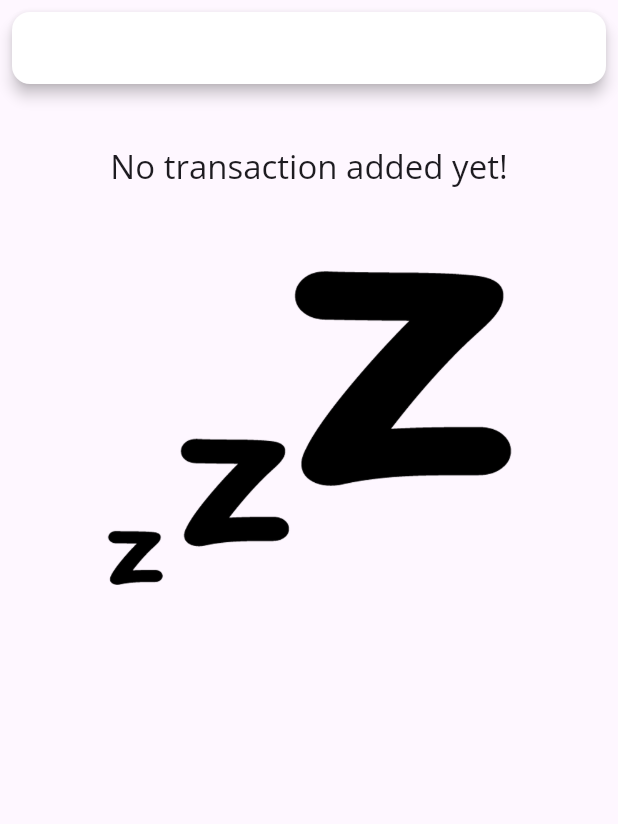
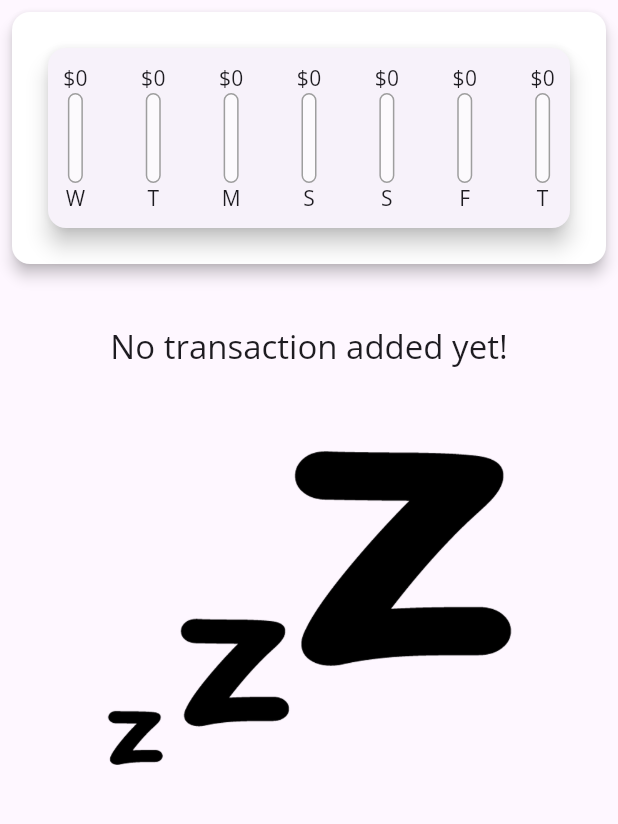
Before and after one commit to GarifullinII/expense_planner, a Flutter app: the screen it shows after launch, on a phone screen of 412 x 824 dp, the part 84-908 px from its top. Run offline on Flutter 3.47's test engine with Material 3 defaults, Android fonts, the phone set to English and light mode, and no system bars.

Commit message:
add chart, chart_bar

```diff
--- a/lib/main.dart
+++ b/lib/main.dart
@@ -61,6 +61,18 @@ class _MyHomePageState extends State<MyHomePage> {
     // ),
   ];
 
+  List<Transaction> get _recentTransactions {
+    return _transaction.where(
+      (element) {
+        return element.date.isAfter(
+          DateTime.now().subtract(
+            const Duration(days: 7),
+          ),
+        );
+      },
+    ).toList();
+  }
+
   void _userTransaction(String txTitle, double txAmount) {
     final txTransaction = Transaction(
       id: DateTime.now().toString(),
@@ -112,7 +124,9 @@ class _MyHomePageState extends State<MyHomePage> {
                 elevation: 4,
                 child: Padding(
                   padding: const EdgeInsets.all(4),
-                  child: Chart(recentTransactions: _transaction,),
+                  child: Chart(
+                    recentTransactions: _recentTransactions,
+                  ),
                 ),
               ),
             ),
--- a/lib/widgets/chart.dart
+++ b/lib/widgets/chart.dart
@@ -1,3 +1,4 @@
+import 'package:expense_planner/widgets/chart_bar.dart';
 import 'package:flutter/material.dart';
 import 'package:intl/intl.dart';
 import '../models/transaction.dart';
@@ -13,28 +14,47 @@ class Chart extends StatelessWidget {
       (index) {
         final weekDay = DateTime.now().subtract(Duration(days: index));
         double totalSum = 0.0;
-        recentTransactions.map((transaction) {
-          if (transaction.date.day == weekDay.day &&
-              transaction.date.month == weekDay.month &&
-              transaction.date.year == weekDay.year) {
-            totalSum += transaction.amount;
+
+        for (var i = 0; i < recentTransactions.length; i++) {
+          if (recentTransactions[i].date.day == weekDay.day &&
+              recentTransactions[i].date.month == weekDay.month &&
+              recentTransactions[i].date.year == weekDay.year) {
+            totalSum += recentTransactions[i].amount;
           }
-        });
-        // TODO
-        print(DateFormat.E(weekDay));
-        print(totalSum);
+        }
 
-        return {'day': DateFormat.E(weekDay), 'amount': totalSum};
+        return {
+          'day': DateFormat.E().format(weekDay).substring(0, 1),
+          'amount': totalSum
+        };
       },
     );
   }
 
+  double get maxSpending {
+    return groupedTransactionValues.fold(0.0, (sum, element) {
+      return sum + (element['amount'] as double);
+    });
+  }
+
   @override
   Widget build(BuildContext context) {
-    return const Card(
+    return Card(
       elevation: 6,
-      margin: EdgeInsets.all(20),
-      child: Row(),
+      margin: const EdgeInsets.all(20),
+      child: Row(
+        mainAxisAlignment: MainAxisAlignment.spaceBetween,
+        children: groupedTransactionValues.map((data) {
+          return Padding(
+            padding: const EdgeInsets.all(10),
+            child: ChartBar(
+              label: data['day'] as String,
+              spendingAmount: data['amount'] as double,
+              spendingPctOfTotal: maxSpending,
+            ),
+          );
+        }).toList(),
+      ),
     );
   }
 }
--- /dev/null
+++ b/lib/widgets/chart_bar.dart
@@ -0,0 +1,51 @@
+import 'package:flutter/material.dart';
+
+class ChartBar extends StatelessWidget {
+  final String label;
+  final double spendingAmount;
+  final double spendingPctOfTotal;
+
+  const ChartBar({
+    super.key,
+    required this.label,
+    required this.spendingAmount,
+    required this.spendingPctOfTotal,
+  });
+
+  @override
+  Widget build(BuildContext context) {
+    return Column(
+      children: [
+        Text('\$${spendingAmount.toStringAsFixed(0)}'),
+        SizedBox(
+          height: 60,
+          width: 10,
+          child: Stack(
+            children: [
+              Container(
+                decoration: BoxDecoration(
+                  border: Border.all(
+                    color: Colors.grey,
+                    width: 1,
+                  ),
+                  color: Colors.white60,
+                  borderRadius: BorderRadius.circular(10),
+                ),
+              ),
+              FractionallySizedBox(
+                heightFactor: spendingPctOfTotal,
+                child: Container(
+                  decoration: BoxDecoration(
+                    color: Theme.of(context).primaryColor,
+                    borderRadius: BorderRadius.circular(10),
+                  ),
+                ),
+              ),
+            ],
+          ),
+        ),
+        Text(label),
+      ],
+    );
+  }
+}
```
